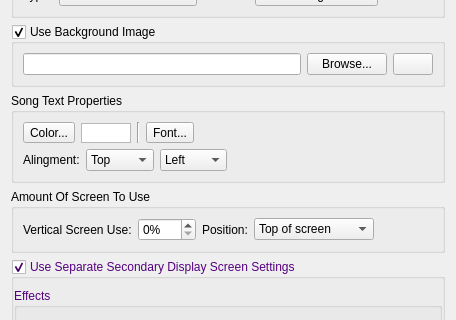
The window that songsettingwidget.ui (SoftProjector/softprojector) describes before a commit, drawn with Qt 5; both pictures show x 0 to 456 and y 272 to 592 of the 456 by 1250 pixel window.
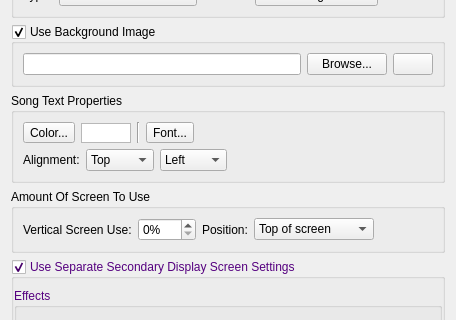
The same window after the commit. Icons and pictures are not drawn.

The edit to the form file:
```diff
--- a/songsettingwidget.ui
+++ b/songsettingwidget.ui
@@ -448,7 +448,7 @@
         <item>
          <widget class="QLabel" name="labelVertical">
           <property name="text">
-           <string>Alingment:</string>
+           <string>Alignment:</string>
           </property>
          </widget>
         </item>
```
